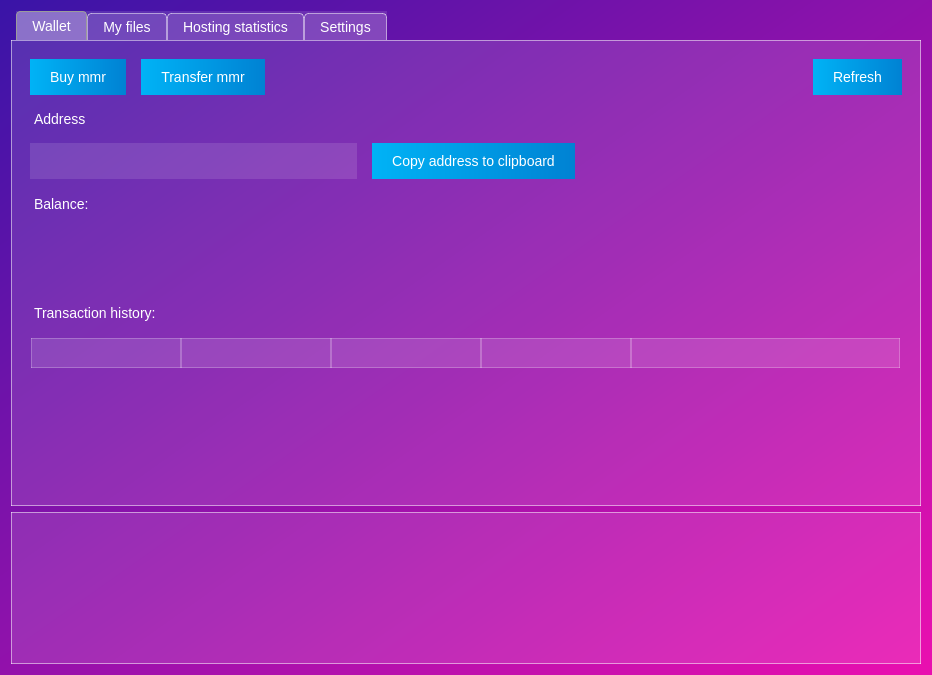
Qt form memority/gui/ui/main.ui (Memority/memority) before a commit.
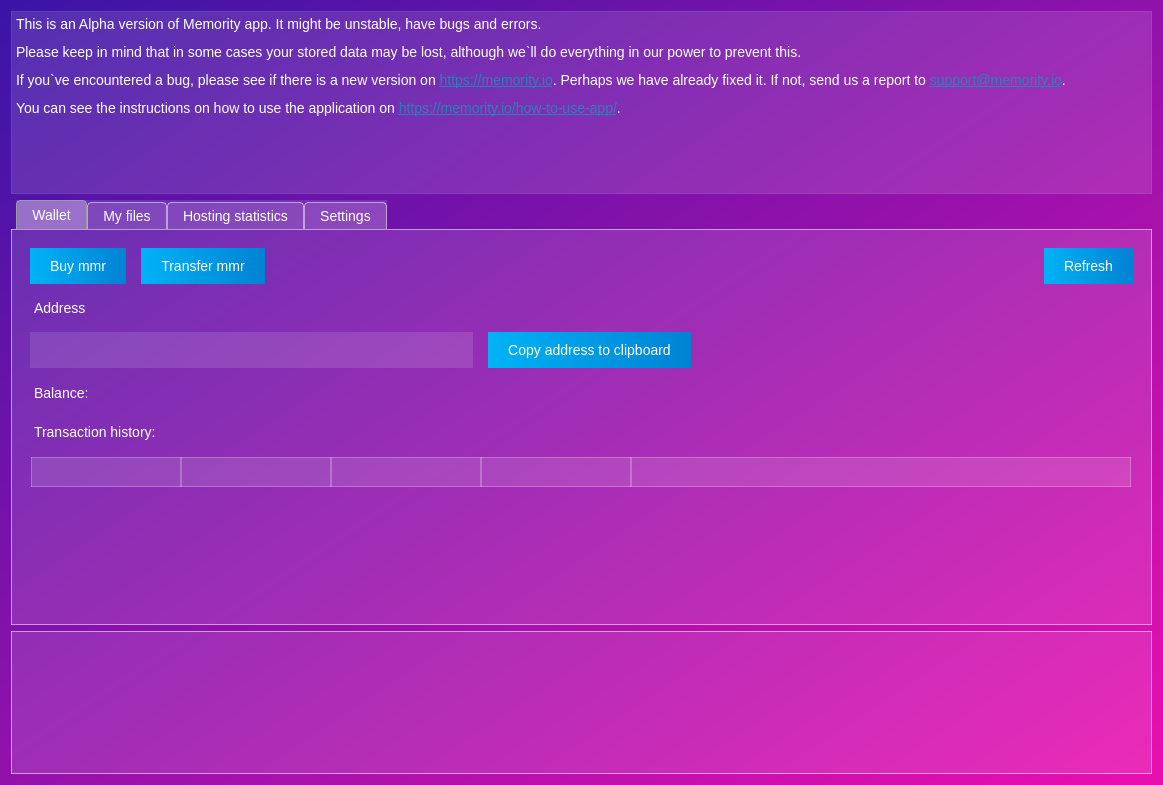
The same form after that commit. The open tabs and pages were chosen to show the change. Icons and pictures are not drawn.

The edit to the form file:
```diff
--- a/memority/gui/ui/main.ui
+++ b/memority/gui/ui/main.ui
@@ -6,8 +6,8 @@
    <rect>
     <x>0</x>
     <y>0</y>
-    <width>932</width>
-    <height>675</height>
+    <width>1163</width>
+    <height>785</height>
    </rect>
   </property>
   <property name="minimumSize">
@@ -116,6 +116,35 @@
 QScrollBar:horizontal { border: 2px solid grey; background: #32CC99; height: 15px; margin: 0px 20px 0 20px;}</string>
   </property>
   <layout class="QVBoxLayout" name="verticalLayout">
+   <item>
+    <widget class="QTextBrowser" name="textBrowser">
+     <property name="sizePolicy">
+      <sizepolicy hsizetype="Expanding" vsizetype="Fixed">
+       <horstretch>0</horstretch>
+       <verstretch>0</verstretch>
+      </sizepolicy>
+     </property>
+     <property name="minimumSize">
+      <size>
+       <width>0</width>
+       <height>15</height>
+      </size>
+     </property>
+     <property name="html">
+      <string>&lt;!DOCTYPE HTML PUBLIC &quot;-//W3C//DTD HTML 4.0//EN&quot; &quot;http://www.w3.org/TR/REC-html40/strict.dtd&quot;&gt;
+&lt;html&gt;&lt;head&gt;&lt;meta name=&quot;qrichtext&quot; content=&quot;1&quot; /&gt;&lt;style type=&quot;text/css&quot;&gt;
+p, li { white-space: pre-wrap; }
+&lt;/style&gt;&lt;/head&gt;&lt;body style=&quot; font-family:'Noto Sans'; font-size:14px; font-weight:400; font-style:normal;&quot;&gt;
+&lt;p style=&quot; margin-top:12px; margin-bottom:12px; margin-left:0px; margin-right:0px; -qt-block-indent:0; text-indent:0px;&quot;&gt;&lt;span style=&quot; font-size:14px;&quot;&gt;This is an Alpha version of Memority app. It might be unstable, have bugs and errors. &lt;/span&gt;&lt;/p&gt;
+&lt;p style=&quot; margin-top:12px; margin-bottom:12px; margin-left:0px; margin-right:0px; -qt-block-indent:0; text-indent:0px;&quot;&gt;&lt;span style=&quot; font-size:14px;&quot;&gt;Please keep in mind that in some cases your stored data may be lost, although we`ll do everything in our power to prevent this. &lt;/span&gt;&lt;/p&gt;
+&lt;p style=&quot; margin-top:12px; margin-bottom:12px; margin-left:0px; margin-right:0px; -qt-block-indent:0; text-indent:0px;&quot;&gt;&lt;span style=&quot; font-size:14px;&quot;&gt;If you`ve encountered a bug, please see if there is a new version on &lt;/span&gt;&lt;a href=&quot;https://memority.io/&quot;&gt;&lt;span style=&quot; font-size:14px; text-decoration: underline; color:#2980b9;&quot;&gt;https://memority.io&lt;/span&gt;&lt;/a&gt;&lt;span style=&quot; font-size:14px;&quot;&gt;. Perhaps we have already fixed it. If not, send us a report to &lt;/span&gt;&lt;a href=&quot;mailto:support@memority.io&quot;&gt;&lt;span style=&quot; font-size:14px; text-decoration: underline; color:#2980b9;&quot;&gt;support@memority.io&lt;/span&gt;&lt;/a&gt;&lt;span style=&quot; font-size:14px;&quot;&gt;. &lt;/span&gt;&lt;/p&gt;
+&lt;p style=&quot; margin-top:12px; margin-bottom:12px; margin-left:0px; margin-right:0px; -qt-block-indent:0; text-indent:0px;&quot;&gt;&lt;span style=&quot; font-size:14px;&quot;&gt;You can see the instructions on how to use the application on &lt;/span&gt;&lt;a href=&quot;https://memority.io/how-to-use-app/&quot;&gt;&lt;span style=&quot; font-size:14px; text-decoration: underline; color:#2980b9;&quot;&gt;https://memority.io/how-to-use-app/&lt;/span&gt;&lt;/a&gt;&lt;span style=&quot; font-size:14px;&quot;&gt;.&lt;/span&gt;&lt;/p&gt;&lt;/body&gt;&lt;/html&gt;</string>
+     </property>
+     <property name="openExternalLinks">
+      <bool>true</bool>
+     </property>
+    </widget>
+   </item>
    <item>
     <widget class="QTabWidget" name="tabWidget">
      <property name="styleSheet">
@@ -147,8 +176,8 @@
            <rect>
             <x>0</x>
             <y>0</y>
-            <width>906</width>
-            <height>458</height>
+            <width>1117</width>
+            <height>419</height>
            </rect>
           </property>
           <layout class="QVBoxLayout" name="verticalLayout_6">
@@ -249,6 +278,18 @@
               <layout class="QHBoxLayout" name="horizontalLayout_3">
                <item>
                 <widget class="QLineEdit" name="address_display">
+                 <property name="sizePolicy">
+                  <sizepolicy hsizetype="MinimumExpanding" vsizetype="Fixed">
+                   <horstretch>0</horstretch>
+                   <verstretch>0</verstretch>
+                  </sizepolicy>
+                 </property>
+                 <property name="minimumSize">
+                  <size>
+                   <width>350</width>
+                   <height>0</height>
+                  </size>
+                 </property>
                  <property name="styleSheet">
                   <string notr="true">background: rgba(255, 255, 255, 30);
 max-height: 30px;
```
Left out of the diff: 24 changed lines with no effect on the pictures. Lines whose indentation alone changed are shown as unchanged.
